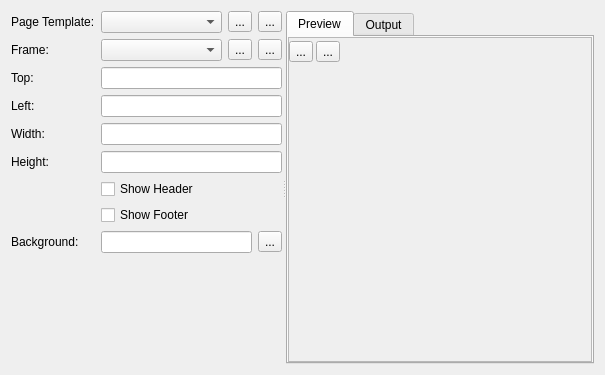
Qt form gui/pagetemplates.ui (rafaelmartins/rst2pdf) before a commit.
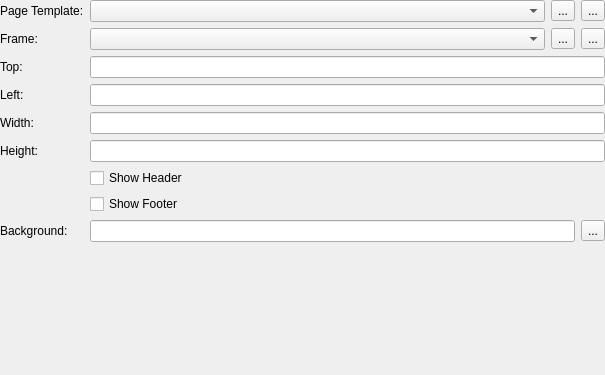
The same form after that commit. Icons and pictures are not drawn.

The edit to the form file:
```diff
--- a/gui/pagetemplates.ui
+++ b/gui/pagetemplates.ui
@@ -14,6 +14,9 @@
    <string>Form</string>
   </property>
   <layout class="QVBoxLayout" name="verticalLayout_4">
+   <property name="margin">
+    <number>0</number>
+   </property>
    <item>
     <widget class="QSplitter" name="splitter">
      <property name="orientation">
@@ -192,133 +195,6 @@
        </item>
       </layout>
      </widget>
-     <widget class="QTabWidget" name="tabWidget">
-      <property name="currentIndex">
-       <number>0</number>
-      </property>
-      <widget class="QWidget" name="tab">
-       <attribute name="title">
-        <string>Preview</string>
-       </attribute>
-       <layout class="QVBoxLayout" name="verticalLayout">
-        <property name="margin">
-         <number>0</number>
-        </property>
-        <item>
-         <widget class="QScrollArea" name="scrollArea">
-          <property name="widgetResizable">
-           <bool>true</bool>
-          </property>
-          <widget class="QWidget" name="scrollAreaWidgetContents">
-           <property name="geometry">
-            <rect>
-             <x>0</x>
-             <y>0</y>
-             <width>279</width>
-             <height>325</height>
-            </rect>
-           </property>
-           <layout class="QVBoxLayout" name="verticalLayout_3">
-            <property name="spacing">
-             <number>3</number>
-            </property>
-            <property name="leftMargin">
-             <number>0</number>
-            </property>
-            <property name="topMargin">
-             <number>3</number>
-            </property>
-            <property name="rightMargin">
-             <number>0</number>
-            </property>
-            <item>
-             <layout class="QHBoxLayout" name="horizontalLayout_4">
-              <item>
-               <widget class="QToolButton" name="zoomin">
-                <property name="text">
-                 <string>...</string>
-                </property>
-                <property name="icon">
-                 <iconset resource="icons.qrc">
-                  <normaloff>:/icons/viewmag+.svg</normaloff>:/icons/viewmag+.svg</iconset>
-                </property>
-               </widget>
-              </item>
-              <item>
-               <widget class="QToolButton" name="zoomout">
-                <property name="text">
-                 <string>...</string>
-                </property>
-                <property name="icon">
-                 <iconset resource="icons.qrc">
-                  <normaloff>:/icons/viewmag-.svg</normaloff>:/icons/viewmag-.svg</iconset>
-                </property>
-               </widget>
-              </item>
-              <item>
-               <spacer name="horizontalSpacer">
-                <property name="orientation">
-                 <enum>Qt::Horizontal</enum>
-                </property>
-                <property name="sizeHint" stdset="0">
-                 <size>
-                  <width>40</width>
-                  <height>20</height>
-                 </size>
-                </property>
-               </spacer>
-              </item>
-             </layout>
-            </item>
-            <item>
-             <widget class="QLabel" name="preview">
-              <property name="sizePolicy">
-               <sizepolicy hsizetype="Expanding" vsizetype="Expanding">
-                <horstretch>0</horstretch>
-                <verstretch>0</verstretch>
-               </sizepolicy>
-              </property>
-              <property name="frameShape">
-               <enum>QFrame::NoFrame</enum>
-              </property>
-              <property name="text">
-               <string/>
-              </property>
-             </widget>
-            </item>
-            <item>
-             <spacer name="verticalSpacer">
-              <property name="orientation">
-               <enum>Qt::Vertical</enum>
-              </property>
-              <property name="sizeHint" stdset="0">
-               <size>
-                <width>20</width>
-                <height>40</height>
-               </size>
-              </property>
-             </spacer>
-            </item>
-           </layout>
-          </widget>
-         </widget>
-        </item>
-       </layout>
-      </widget>
-      <widget class="QWidget" name="tab_2">
-       <attribute name="title">
-        <string>Output</string>
-       </attribute>
-       <layout class="QVBoxLayout" name="verticalLayout_2">
-        <property name="margin">
-         <number>0</number>
-        </property>
-        <item>
-         <widget class="QTextBrowser" name="snippet"/>
-        </item>
-       </layout>
-      </widget>
-     </widget>
     </widget>
    </item>
   </layout>
```
